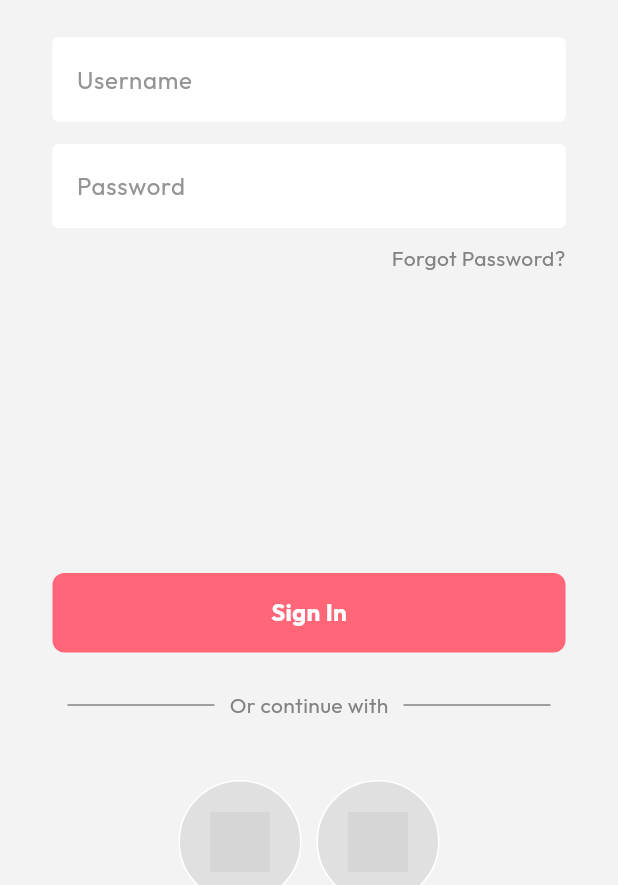
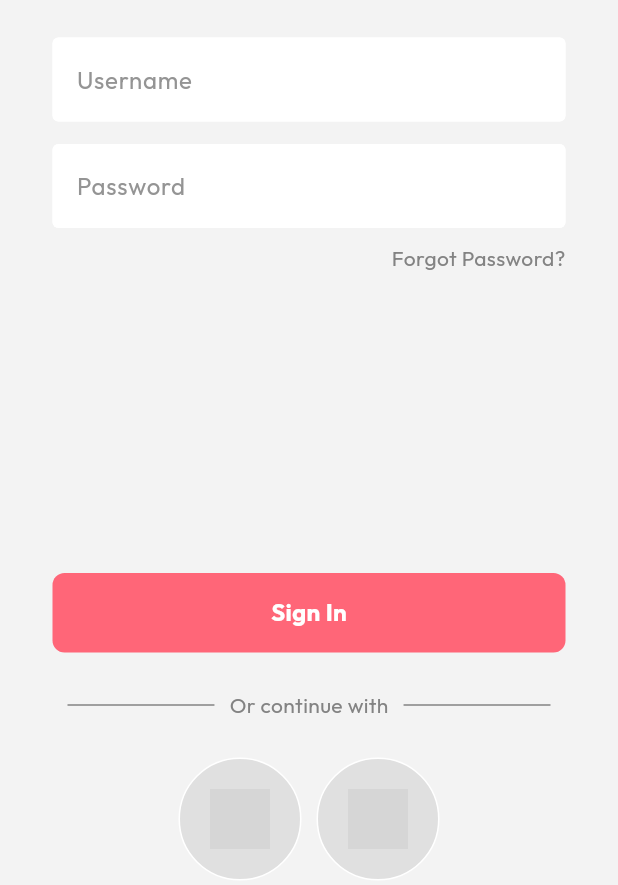
Before and after one commit to MhmdMansour4444/Chic-Check, a Flutter app: the screen it shows after launch, on a phone screen of 412 x 824 dp, the part 351-1236 px from its top. Run offline on Flutter 3.47's test engine with Material 3 defaults, Android fonts, the phone set to English and light mode, and no system bars; our stand-ins replace google_fonts; grey boxes are pictures that could not be loaded.

Commit message:
chores(align): fixed main alignment of login page

```diff
--- a/frontend/lib/pages/login_page.dart
+++ b/frontend/lib/pages/login_page.dart
@@ -19,6 +19,7 @@ class LoginPage extends StatelessWidget {
       body: SafeArea(
         child: Center(
           child: Column(
+            mainAxisAlignment: MainAxisAlignment.center,
             children: [
               const SizedBox(height: 50),
               // logo
@@ -111,7 +112,7 @@ class LoginPage extends StatelessWidget {
                 ),
               ),
 
-              const SizedBox(height: 40),
+              const SizedBox(height: 25),
 
               // google + apple sign in button
               const Row(
@@ -127,7 +128,7 @@ class LoginPage extends StatelessWidget {
                 ],
               ),
 
-              const SizedBox(height: 30),
+              const SizedBox(height: 20),
 
               // not a member ? register now
               const Row(
```
